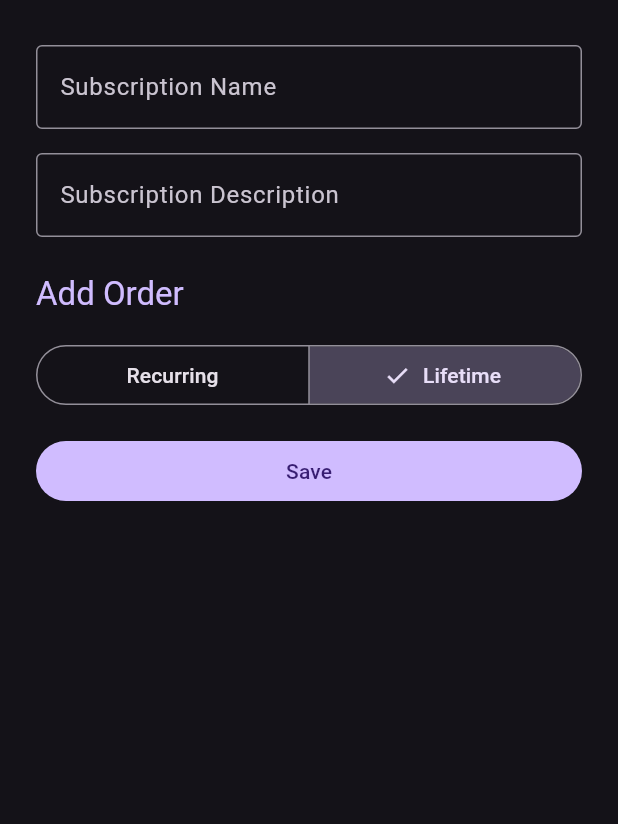
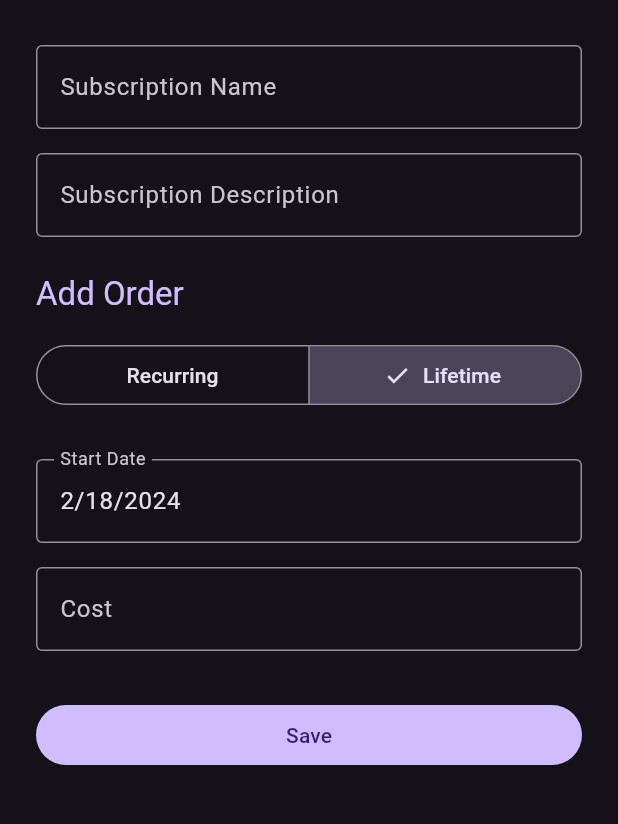
Before and after one commit to shadowfish07/Subscriba, a Flutter app: the AddSubscriptionView screen opened by its route, scrolled down 108 dp, after a tap on "Lifetime", on a phone screen of 412 x 824 dp, the part 63-887 px from its top. Run offline on Flutter 3.47's test engine with Material 3 defaults, Android fonts, the light colour scheme and no system bars; our stand-ins replace flutter_mobx, mobx, sqflite, sqflite_common; accounts and stored records are empty; generated files the repository leaves out were written again.

Commit message:
feat: add lifetime creation

```diff
--- a/lib/src/add_subscription/add_subscription_form.dart
+++ b/lib/src/add_subscription/add_subscription_form.dart
@@ -4,6 +4,7 @@ import 'package:flutter_mobx/flutter_mobx.dart';
 import 'package:provider/provider.dart';
 import 'package:subscriba/src/add_subscription/add_subscription_view.dart';
 import 'package:subscriba/src/add_subscription/form_model.dart';
+import 'package:subscriba/src/add_subscription/lifetime_tab.dart';
 import 'package:subscriba/src/add_subscription/recurring_tab.dart';
 import 'package:subscriba/src/component/section.dart';
 import 'package:subscriba/src/database/order.dart';
@@ -58,7 +59,7 @@ class _AddSubscriptionFormState extends State<AddSubscriptionForm>
               orderDate: formModel.startTimeTimestamp!,
               paymentType: formModel.paymentType,
               startDate: formModel.startTimeTimestamp!,
-              endDate: formModel.endTimeTimestamp!,
+              endDate: formModel.endTimeTimestamp,
               subscriptionId: subscriptionId,
               paymentPerPeriodUnit: "\$",
               paymentCycleType: formModel.paymentCycleType,
@@ -117,7 +118,7 @@ class _AddSubscriptionFormState extends State<AddSubscriptionForm>
                             label: Text("Lifetime"))
                       ],
                       onSelectionChanged: (value) {
-                        formModel.paymentType = value.first;
+                        formModel.setPaymentType(value.first);
                       },
                     );
                   }),
@@ -129,7 +130,7 @@ class _AddSubscriptionFormState extends State<AddSubscriptionForm>
                     builder: (_) =>
                         formModel.paymentType == PaymentType.recurring
                             ? const RecurringTab()
-                            : Container()),
+                            : const LifetimeTab()),
                 SizedBox(
                     width: double.infinity,
                     child: FilledButton(
--- a/lib/src/add_subscription/form_model.dart
+++ b/lib/src/add_subscription/form_model.dart
@@ -21,7 +21,7 @@ abstract class _FormModel with Store {
   String? subscriptionDescription;
 
   @observable
-  String? startTimeDate;
+  String? startTimeDate = DateFormat.yMd().format(DateTime.now());
 
   @computed
   int? get startTimeTimestamp {
@@ -87,6 +87,12 @@ abstract class _FormModel with Store {
       validateEndTimeDate(endTimeDate);
       validatePaymentPerPeriod(paymentPerPeriodText);
     }
+  }
+
+  @action
+  void setPaymentType(PaymentType paymentType) {
+    this.paymentType = paymentType;
+    paymentPerPeriodText = null;
   }
 
   @action
--- /dev/null
+++ b/lib/src/add_subscription/lifetime_tab.dart
@@ -0,0 +1,78 @@
+import 'package:flutter/material.dart';
+import 'package:flutter/services.dart';
+import 'package:intl/intl.dart';
+import 'package:provider/provider.dart';
+import 'package:subscriba/src/add_subscription/form_model.dart';
+import 'package:subscriba/src/component/section.dart';
+
+class LifetimeTab extends StatelessWidget {
+  const LifetimeTab({super.key});
+
+  @override
+  Widget build(BuildContext context) {
+    final formModel = Provider.of<FormModel>(context);
+    final startDateController =
+        TextEditingController(text: formModel.startTimeDate);
+    final paymentPerPeriodController =
+        TextEditingController(text: formModel.paymentPerPeriodText);
+
+    return Column(
+      crossAxisAlignment: CrossAxisAlignment.start,
+      children: [
+        const SizedBox(
+          height: 16,
+        ),
+        TextField(
+          controller: startDateController,
+          keyboardType: TextInputType.none,
+          decoration: InputDecoration(
+              border: const OutlineInputBorder(),
+              labelText: 'Start Date',
+              errorText: formModel.error.startTimeDate),
+          readOnly: true,
+          showCursor: false,
+          onTap: () {
+            showDatePicker(
+                    context: context,
+                    initialDate: formModel.startTimeDate == null
+                        ? DateTime.now()
+                        : DateTime.fromMicrosecondsSinceEpoch(
+                            formModel.startTimeTimestamp!),
+                    firstDate: DateTime.utc(2000, 1, 1),
+                    lastDate: DateTime.utc(2100, 1, 1))
+                .then((value) {
+              if (value != null) {
+                formModel.startTimeDate = DateFormat.yMd().format(value);
+                startDateController.text = formModel.startTimeDate!;
+              }
+            });
+          },
+        ),
+        const SizedBox(
+          height: 16,
+        ),
+        TextField(
+          style: const TextStyle(fontFamily: "Alibaba"),
+          controller: paymentPerPeriodController,
+          onChanged: (value) {
+            formModel.paymentPerPeriodText = value;
+          },
+          keyboardType: TextInputType.number,
+          inputFormatters: <TextInputFormatter>[
+            FilteringTextInputFormatter.allow(
+                RegExp(r'^[1-9][0-9]*\.{0,1}\d*$')), // 只允许输入0到9的数字
+          ],
+          decoration: InputDecoration(
+              prefixStyle: const TextStyle(fontFamily: "Alibaba"),
+              border: const OutlineInputBorder(),
+              labelText: 'Cost',
+              prefix: const Text("\$"),
+              errorText: formModel.error.paymentPerPeriod),
+        ),
+        const SizedBox(
+          height: 32,
+        ),
+      ],
+    );
+  }
+}
--- a/lib/src/database/model.dart
+++ b/lib/src/database/model.dart
@@ -51,7 +51,7 @@ class BaseModalProvider<T extends BaseModel> {
   late String table;
   var createCompleter = Completer();
 
-  static const createBaseColumns = '''
+  static const baseColumns = '''
   ${BaseModel.columnId} integer primary key autoincrement,
   ${BaseModel.columnCreatedAt} integer not null,
   ${BaseModel.columnUpdatedAt} integer not null,
@@ -72,7 +72,7 @@ class BaseModalProvider<T extends BaseModel> {
           debugPrint("onCreate");
           await db.execute('''
 create table ${SubscriptionProvider.tableName} (
-  ${BaseModalProvider.createBaseColumns},
+  ${BaseModalProvider.baseColumns},
   ${Subscription.columnTitle} text not null,
   ${Subscription.columnIsRenew} integer not null,
   ${Subscription.columnDescription} text)
@@ -80,7 +80,7 @@ create table ${SubscriptionProvider.tableName} (
 
           await db.execute('''
 create table "${OrderProvider.tableName}" (
-  ${BaseModalProvider.createBaseColumns},
+  ${BaseModalProvider.baseColumns},
   ${Order.columnSubscriptionId} integer not null,
   ${Order.columnDescription} text,
   ${Order.columnOrderDate} integer not null,
```
Also changed, not shown: lib/src/add_subscription/recurring_tab.dart (+1 -8 lines), lib/src/add_subscription/form_model.g.dart.
